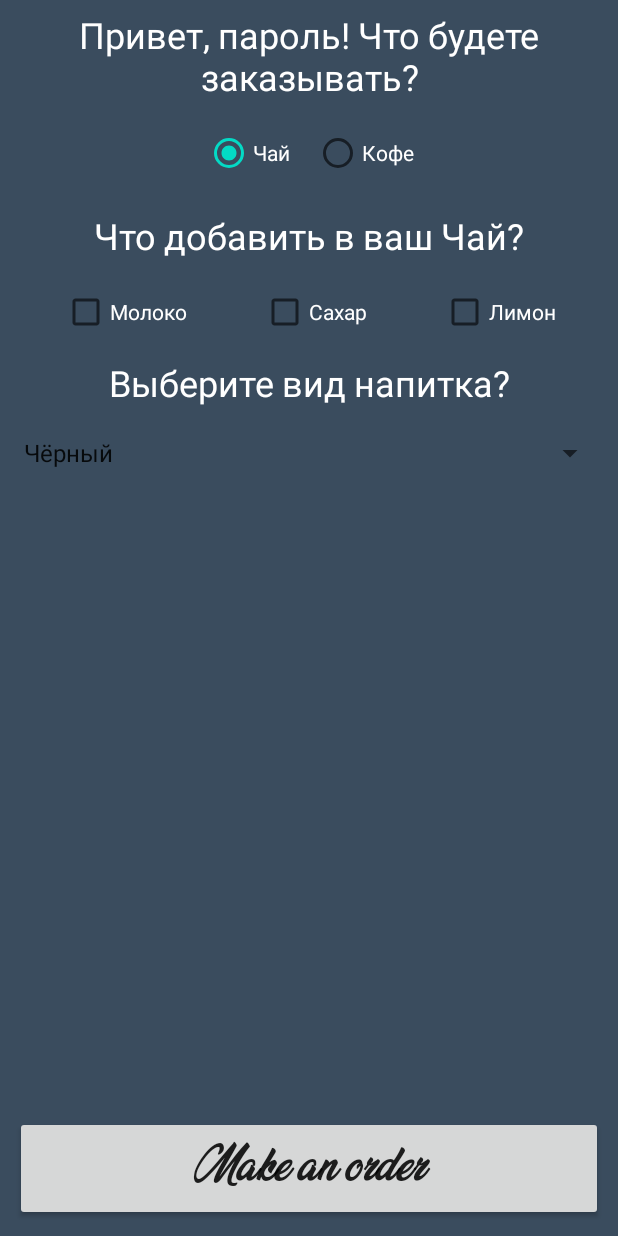
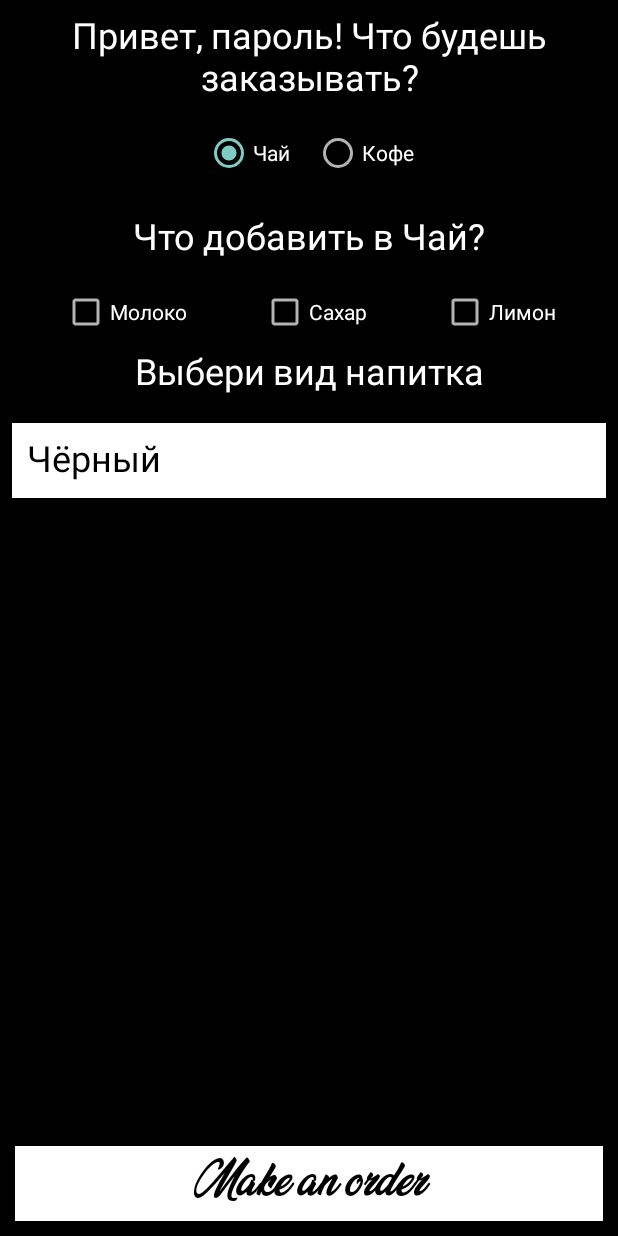
Before and after one commit to Heaven45/CafeOrder, an Android app: the CreateOrderActivity screen opened directly, with no data from a screen before it, on a phone screen of 412 x 824 dp. Run offline under Robolectric (Android 15) with nearby library versions, the phone set to English and light mode, and no system bars.

Commit message:
style fixes

```diff
--- a/app/src/main/res/layout/activity_create_order.xml
+++ b/app/src/main/res/layout/activity_create_order.xml
@@ -4,18 +4,21 @@
     xmlns:tools="http://schemas.android.com/tools"
     android:layout_width="match_parent"
     android:layout_height="match_parent"
-    android:background="@color/lightBrown"
+    android:background="@color/black"
     tools:context=".CreateOrderActivity">
 
     <TextView
         android:id="@+id/textViewHello"
         android:layout_width="match_parent"
         android:layout_height="wrap_content"
-        android:fontFamily="@font/vegan"
+        android:paddingLeft="20dp"
+        android:paddingRight="20dp"
         android:gravity="center"
         android:text="@string/hello_user"
         android:textColor="@color/realwhite"
         android:textSize="24sp"
+        android:textAllCaps="false"
+        android:fontFamily="@font/vegan"
         app:layout_constraintEnd_toEndOf="parent"
         app:layout_constraintStart_toStartOf="parent"
         app:layout_constraintTop_toTopOf="parent" />
@@ -38,7 +41,6 @@
             android:textColor="@color/realwhite"
             android:onClick="onClickChangeDrink"
             android:text="@string/tea"/>
-
 
         <RadioButton
             android:id="@+id/radioButtonCoffee"
@@ -105,7 +107,8 @@
         android:layout_width="wrap_content"
         android:layout_height="wrap_content"
         android:text="@string/choose_drink"
-        android:layout_margin="8dp"
+        android:paddingLeft="20dp"
+        android:paddingRight="20dp"
         android:textSize="24sp"
         android:gravity="center"
         android:fontFamily="@font/vegan"
@@ -118,10 +121,13 @@
         android:id="@+id/spinnerTea"
         android:layout_width="match_parent"
         android:layout_height="wrap_content"
+        android:fontFamily="@font/vegan"
         android:entries="@array/options_of_tea"
         android:visibility="visible"
+        android:background="@color/realwhite"
         android:layout_margin="8dp"
         android:textColor="@color/realwhite"
+        android:textSize="24sp"
         app:layout_constraintTop_toBottomOf="@id/textViewChooseDrink"
         app:layout_constraintStart_toStartOf="parent"
         app:layout_constraintEnd_toEndOf="parent"/>
@@ -130,9 +136,12 @@
         android:id="@+id/spinnerCoffee"
         android:layout_width="match_parent"
         android:layout_height="wrap_content"
+        android:fontFamily="@font/vegan"
         android:entries="@array/options_of_coffee"
         android:visibility="invisible"
+        android:background="@color/realwhite"
         android:layout_margin="8dp"
+        android:textSize="24sp"
         android:textColor="@color/realwhite"
         app:layout_constraintTop_toBottomOf="@id/textViewChooseDrink"
         app:layout_constraintStart_toStartOf="parent"
@@ -145,6 +154,8 @@
         android:layout_margin="10dp"
         android:contentDescription="@string/button_send_description"
         android:fontFamily="@font/vegan"
+        android:background="@color/realwhite"
+        android:textColor="@color/black"
         android:onClick="onClickSendOrder"
         android:text="@string/make_an_order"
         android:textAllCaps="false"
--- a/app/src/main/res/layout/activity_order_detail.xml
+++ b/app/src/main/res/layout/activity_order_detail.xml
@@ -4,6 +4,7 @@
     xmlns:tools="http://schemas.android.com/tools"
     android:layout_width="match_parent"
     android:layout_height="match_parent"
+    android:background="@color/black"
     tools:context=".OrderDetailActivity">
 
     <TextView
@@ -15,6 +16,8 @@
         android:layout_marginTop="10dp"
         android:layout_marginBottom="10dp"
         android:textSize="22sp"
+        android:textColor="@color/realwhite"
+        android:fontFamily="@font/vegan"
         app:layout_constraintEnd_toEndOf="parent"
         app:layout_constraintStart_toStartOf="parent"
         app:layout_constraintTop_toTopOf="parent" />
@@ -25,6 +28,8 @@
         android:layout_height="wrap_content"
         android:layout_margin="10dp"
         android:fontFamily="@font/vegan"
+        android:background="@color/realwhite"
+        android:textColor="@color/black"
         android:text="@string/button_confirm"
         android:textAllCaps="false"
         android:textSize="24sp"
--- a/app/src/main/res/values/strings.xml
+++ b/app/src/main/res/values/strings.xml
@@ -8,17 +8,17 @@
     <string name="hint_password">password</string>
     <string name="button_create_order">Make an order</string>
     <string name="warning_fill_fields">"Все поля должны быть заполнены"</string>
-    <string name="hello_user">Привет, %s! Что будете заказывать?</string>
+    <string name="hello_user">Привет, %s! Что будешь заказывать?</string>
     <string name="tea">Чай</string>
     <string name="coffee">Кофе</string>
-    <string name="additions">Что добавить в ваш %s?</string>
+    <string name="additions">Что добавить в %s?</string>
     <string name="milk">Молоко</string>
     <string name="sugar">Сахар</string>
     <string name="lemon">Лимон</string>
-    <string name="choose_drink">Выберите вид напитка?</string>
+    <string name="choose_drink">Выбери вид напитка</string>
     <string name="button_send_description">Кнопка отправить заказ</string>
     <string name="order">Имя: %s\nПароль: %s\nНапиток: %s\nВид напитка: %s\n</string>
-    <string name="neen_additions">\Необходимые добавки: \"</string>
+    <string name="neen_additions">\Добавки: \</string>
     <string name="button_confirm">Confirm</string>
     <string name="make_an_order">Make an order</string>
 
--- a/app/src/main/res/values/styles.xml
+++ b/app/src/main/res/values/styles.xml
@@ -1,11 +1,37 @@
 <resources>
 
     <!-- Base application theme. -->
-    <style name="AppTheme" parent="Theme.AppCompat.Light.NoActionBar">
-        <!-- Customize your theme here. -->
-        <item name="colorPrimary">@color/colorPrimary</item>
-        <item name="colorPrimaryDark">@color/colorPrimaryDark</item>
-        <item name="colorAccent">@color/colorAccent</item>
+    <style name="AppBaseTheme" parent="Theme.AppCompat.NoActionBar">
     </style>
 
+    <!-- Application theme. -->
+    <style name="AppTheme" parent="AppBaseTheme">
+
+        <!-- For the resting Spinner style -->
+        <item name="android:spinnerItemStyle">
+            @style/spinnerItemStyle
+        </item>
+
+        <!-- For each individual Spinner list item once clicked on -->
+        <item name="android:spinnerDropDownItemStyle">
+            @style/spinnerDropDownItemStyle
+        </item>
+
+    </style>
+
+    <style name="spinnerItemStyle">
+        <item name="android:textSize">24sp</item>
+        <item name="android:textColor">@color/black</item>
+        <item name="background">@color/realwhite</item>
+        <item name="fontFamily">@font/vegan</item>
+        <item name="android:paddingLeft">10dp</item>
+    </style>
+
+    <style name="spinnerDropDownItemStyle">
+        <item name="android:textSize">24sp</item>
+        <item name="android:textColor">@color/black</item>
+        <item name="background">@color/realwhite</item>
+        <item name="fontFamily">@font/vegan</item>
+        <item name="android:layout_marginLeft">10dp</item>
+    </style>
 </resources>
```
Also changed, not shown: app/src/main/res/font/fonts.xml (+0 -9 lines), app/src/main/res/layout/activity_main.xml (+4 -5 lines), app/src/main/res/layout/custom_spinner.xml (added, +11 -0 lines).
